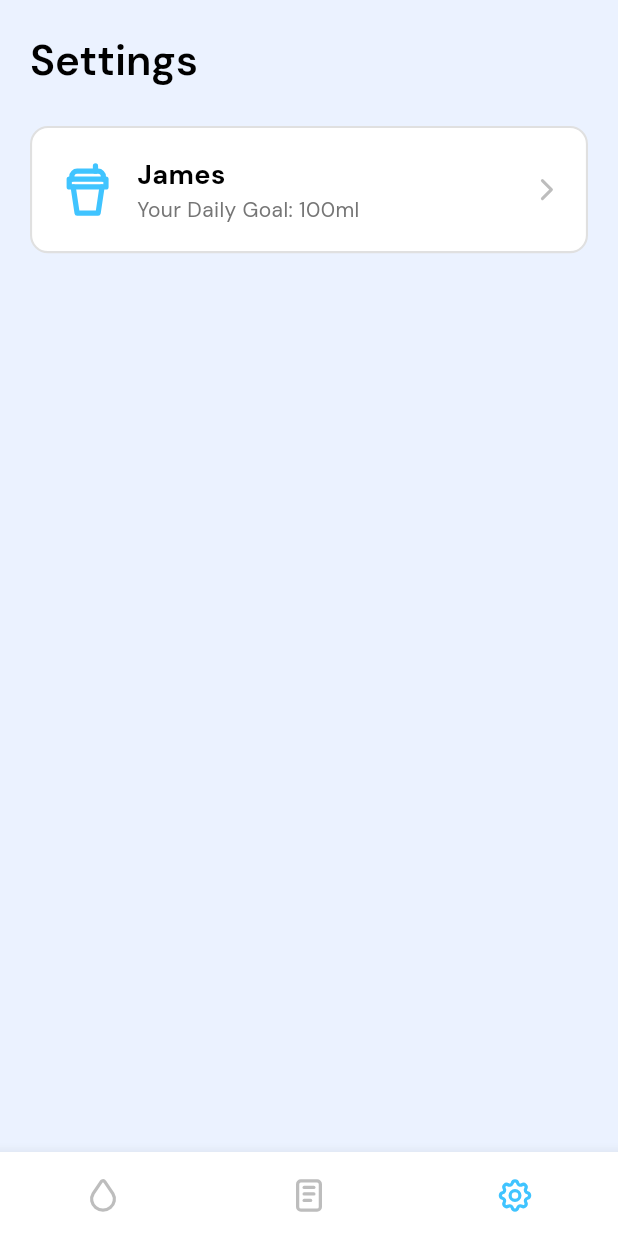
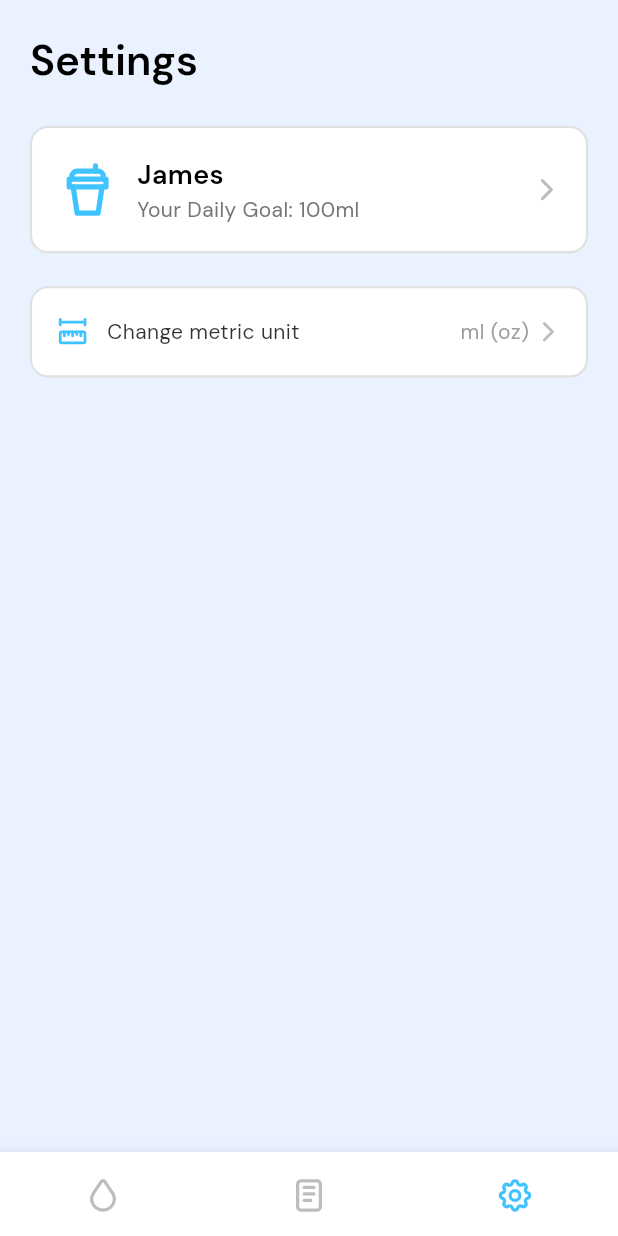
Before and after one commit to devwraithe/water_intake_reminder, a Flutter app: the screen it shows after launch, item 3 of the bottom bar chosen, on a phone screen of 412 x 824 dp. Run offline on Flutter 3.47's test engine with Material 3 defaults, Android fonts, the phone set to English and light mode, and no system bars; our stand-ins replace flutter_tabler_icons.

Commit message:
add tile to change measurement unit

```diff
--- a/lib/presentation/screens/tabs/settings_tab.dart
+++ b/lib/presentation/screens/tabs/settings_tab.dart
@@ -26,6 +26,8 @@ class _SettingsTabState extends State<SettingsTab> {
             ),
             const SizedBox(height: 24),
             _dailyGoal(),
+            const SizedBox(height: 22),
+            _metrics(),
           ],
         ),
       ),
@@ -63,7 +65,7 @@ class _SettingsTabState extends State<SettingsTab> {
                       Text(
                         "James",
                         style: TextStyleHelper.hlText(
-                          weight: FontWeight.w700,
+                          weight: FontWeight.w600,
                         ),
                       ),
                       Text(
@@ -154,4 +156,159 @@ class _SettingsTabState extends State<SettingsTab> {
       },
     );
   }
+
+  _metrics() {
+    return Column(
+      crossAxisAlignment: CrossAxisAlignment.start,
+      children: [
+        Container(
+          decoration: BoxDecoration(
+            color: Colors.white,
+            borderRadius: BorderRadius.circular(12),
+            border: Border.all(
+              color: Colors.grey[300]!,
+              width: 1.4,
+            ),
+          ),
+          padding: const EdgeInsets.fromLTRB(16, 18, 14, 18),
+          child: Column(
+            children: [
+              GestureDetector(
+                onTap: () => _changeMetric(),
+                child: Row(
+                  mainAxisAlignment: MainAxisAlignment.spaceBetween,
+                  children: [
+                    Row(
+                      children: [
+                        const Icon(
+                          TablerIcons.ruler_measure,
+                          size: 22,
+                          color: Colors.lightBlueAccent,
+                        ),
+                        const SizedBox(width: 12),
+                        Text(
+                          "Change metric unit",
+                          style: TextStyleHelper.mdText(
+                            color: Colors.black.withOpacity(0.8),
+                          ),
+                        ),
+                      ],
+                    ),
+                    Row(
+                      children: [
+                        Text(
+                          "ml (oz)",
+                          style: TextStyleHelper.mdText(
+                            color: Colors.grey[500]!,
+                          ),
+                        ),
+                        const SizedBox(width: 2),
+                        Icon(
+                          TablerIcons.chevron_right,
+                          size: 22,
+                          color: Colors.grey[400]!,
+                        ),
+                      ],
+                    ),
+                  ],
+                ),
+              )
+            ],
+          ),
+        ),
+      ],
+    );
+  }
+
+  // Sheet to change metric unit
+  _changeMetric() {
+    showModalBottomSheet(
+      context: context,
+      builder: (context) {
+        return Padding(
+          padding: const EdgeInsets.symmetric(
+            horizontal: 20,
+            vertical: 28,
+          ),
+          child: Column(
+            mainAxisSize: MainAxisSize.min,
+            children: [
+              Row(
+                mainAxisAlignment: MainAxisAlignment.spaceBetween,
+                children: [
+                  const Icon(
+                    TablerIcons.circle_x_filled,
+                    color: Colors.lightBlueAccent,
+                    size: 26,
+                  ),
+                  Text(
+                    "Change Metric",
+                    style: TextStyleHelper.hlText(
+                      weight: FontWeight.w700,
+                    ),
+                  ),
+                  const Icon(
+                    TablerIcons.circle_check_filled,
+                    color: Colors.lightBlueAccent,
+                    size: 26,
+                  ),
+                ],
+              ),
+              const SizedBox(height: 60),
+              Row(
+                mainAxisAlignment: MainAxisAlignment.center,
+                children: [
+                  _metric(
+                    "ml (oz)",
+                    Colors.lightBlueAccent,
+                    Colors.white,
+                  ),
+                  const SizedBox(width: 16),
+                  _metric(
+                    "oz (ml)",
+                    Colors.transparent,
+                    Colors.lightBlueAccent,
+                  ),
+                ],
+              ),
+              const SizedBox(height: 60),
+            ],
+          ),
+        );
+      },
+    );
+  }
+
+  _metric(
+    String value,
+    Color btnColor,
+    Color textColor,
+  ) {
+    return Expanded(
+      child: FilledButton(
+        onPressed: () {},
+        style: FilledButton.styleFrom(
+          minimumSize: const Size(
+            double.infinity,
+            48.6,
+          ),
+          shape: RoundedRectangleBorder(
+            borderRadius: BorderRadius.circular(8),
+            side: const BorderSide(
+              color: Colors.lightBlueAccent,
+              width: 1.4,
+            ),
+          ),
+          backgroundColor: btnColor,
+        ),
+        child: Text(
+          value,
+          style: TextStyleHelper.mdText(
+            weight: FontWeight.w500,
+            color: textColor,
+          ),
+        ),
+      ),
+    );
+  }
 }
```
